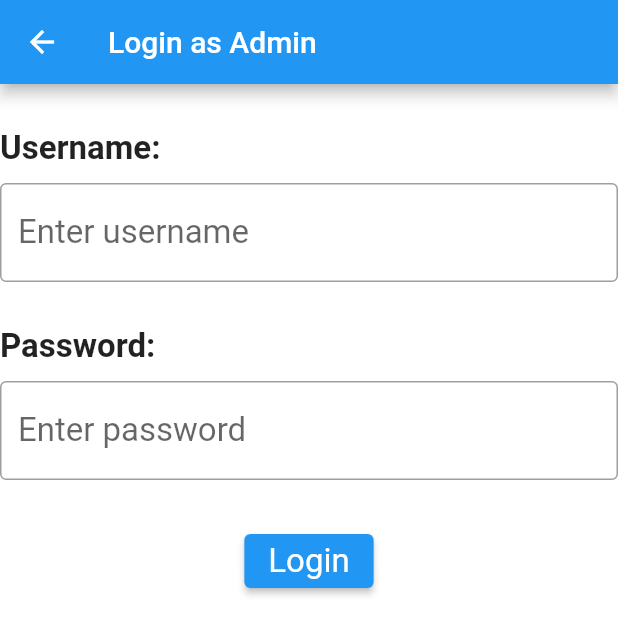
After one commit to NaitikVora/watchapp, a Flutter app: the screen it shows after launch, after a tap on "ADMIN", on a phone screen of 412 x 824 dp. The commit adds this screen. Shown: the top 635 px of the screen. Run offline on Flutter 3.47's test engine with Material 2 defaults, Android fonts, the light colour scheme and no system bars; our stand-ins replace cloud_firestore, file_picker, firebase_auth, firebase_core, firebase_database, firebase_storage and 6 more; missing offline and left inert: flutter_beautiful_popup, flutter_phone_direct_caller, geocoder, positioned_tap_detector_2; accounts and stored records are empty; statements that could not run were skipped; project files that could hold a hidden picture were left out.

Commit message:
admin auth only

```diff
--- a/lib/main.dart
+++ b/lib/main.dart
@@ -8,10 +8,14 @@ import 'services/getlocation.dart';
 var user;
 void main() async {
   WidgetsFlutterBinding.ensureInitialized();
+  //Get location on startup
   GetLocation.getLocation();
+  //Initialize firebse for login and reporting
   await Firebase.initializeApp();
   user = FirebaseAuth.instance.currentUser;
   //print(user);
+
+  //Run app
   runApp(new MyApp());
 }
 
--- /dev/null
+++ b/lib/pages/adminLogin.dart
@@ -0,0 +1,89 @@
+import 'package:feel_safe/pages/adminPage.dart';
+import 'package:flutter/cupertino.dart';
+import 'package:flutter/material.dart';
+
+class AdminLogin extends StatefulWidget {
+  @override
+  _AdminLogin createState() => _AdminLogin();
+}
+
+class _AdminLogin extends State<AdminLogin> {
+  final uid = TextEditingController();
+  final pass = TextEditingController();
+
+  @override
+  Widget build(BuildContext context) {
+    return Scaffold(
+      appBar: AppBar(
+        title: Text("Login as Admin"),
+      ),
+      body: Container(
+          child: Column(
+        mainAxisAlignment: MainAxisAlignment.start,
+        crossAxisAlignment: CrossAxisAlignment.start,
+        children: [
+          SizedBox(
+            height: 30,
+          ),
+          Text(
+            "Username: ",
+            style: TextStyle(fontSize: 22, fontWeight: FontWeight.bold),
+          ),
+          SizedBox(
+            height: 10,
+          ),
+          TextField(
+            decoration: InputDecoration(
+                border: OutlineInputBorder(), hintText: "Enter username"),
+            style: TextStyle(fontSize: 22),
+            controller: uid,
+          ),
+          SizedBox(
+            height: 30,
+          ),
+          Text(
+            "Password: ",
+            style: TextStyle(fontSize: 22, fontWeight: FontWeight.bold),
+          ),
+          SizedBox(
+            height: 10,
+          ),
+          TextField(
+            decoration: InputDecoration(
+                border: OutlineInputBorder(), hintText: "Enter password"),
+            style: TextStyle(fontSize: 22),
+            controller: pass,
+          ),
+          SizedBox(
+            height: 30,
+          ),
+          Center(
+            child: ElevatedButton(
+              style: ButtonStyle(
+                  textStyle:
+                      MaterialStateProperty.all(TextStyle(fontSize: 22))),
+              child: Text("Login"),
+              onPressed: () => adminChecker(),
+            ),
+          )
+        ],
+      )),
+    );
+  }
+
+  void adminChecker() {
+    if (uid.text == "admin" && pass.text == "admin") {
+      const snackBar = SnackBar(
+        content: Text('Admin authenticated'),
+      );
+      ScaffoldMessenger.of(context).showSnackBar(snackBar);
+      Navigator.push(context,
+          MaterialPageRoute(builder: (context) => AdminPage())); //AdminPage
+    } else {
+      const snackBar = SnackBar(
+        content: Text('Invalid admin credentials'),
+      );
+      ScaffoldMessenger.of(context).showSnackBar(snackBar);
+    }
+  }
+}
--- a/lib/pages/login.dart
+++ b/lib/pages/login.dart
@@ -1,5 +1,6 @@
 import 'dart:async';
 
+import 'package:feel_safe/pages/adminLogin.dart';
 import 'package:feel_safe/pages/homepage.dart';
 import 'package:flutter/material.dart';
 import 'package:firebase_auth/firebase_auth.dart';
@@ -41,6 +42,11 @@ class _LoginState extends State<Login> {
     return user;
   }
 
+  void adminlogin() {
+    Navigator.push(
+        context, MaterialPageRoute(builder: (context) => AdminLogin()));
+  }
+
   @override
   Widget build(BuildContext context) {
     return Scaffold(
@@ -79,16 +85,44 @@ class _LoginState extends State<Login> {
                         height: 50.0,
                         child: InkWell(
                           onTap: () {
-                            currentUser(); //Opens up the sign in dialog box and works correctly
+                            currentUser(); //Opens up the google sign in dialog box and works correctly
                           },
                           child: Material(
                             borderRadius: BorderRadius.circular(40.0),
                             shadowColor: Colors.greenAccent,
-                            color: Colors.green,
+                            color: Colors.white,
                             elevation: 7.0,
                             child: Center(
                               child: Text(
-                                "SIGN IN",
+                                "USER SIGN IN",
+                                style: TextStyle(
+                                  color: Colors.black,
+                                  fontWeight: FontWeight.bold,
+                                  fontFamily: 'Montserrat',
+                                ),
+                              ),
+                            ),
+                          ),
+                        ),
+                      ),
+                    ),
+                    Padding(
+                      padding: EdgeInsets.fromLTRB(50.0, 0.0, 50.0, 0),
+                      child: Container(
+                        height: 50.0,
+                        child: InkWell(
+                          onTap: () {
+                            //ADD ADMIN SIGNIN
+                            adminlogin();
+                          },
+                          child: Material(
+                            borderRadius: BorderRadius.circular(40.0),
+                            shadowColor: Colors.lightGreen,
+                            color: Colors.black,
+                            elevation: 7.0,
+                            child: Center(
+                              child: Text(
+                                "ADMIN",
                                 style: TextStyle(
                                   color: Colors.white,
                                   fontWeight: FontWeight.bold,
--- a/pubspec.yaml
+++ b/pubspec.yaml
@@ -38,7 +38,6 @@ dependencies:
   percent_indicator: ^2.1.7+2
   firebase_database: ^9.0.4
   syncfusion_flutter_gauges: ^18.2.44
-
 
 dev_dependencies:
   flutter_test:
```
Also changed, not shown: lib/pages/adminPage.dart (added, +18 -0 lines), 5 other files.
